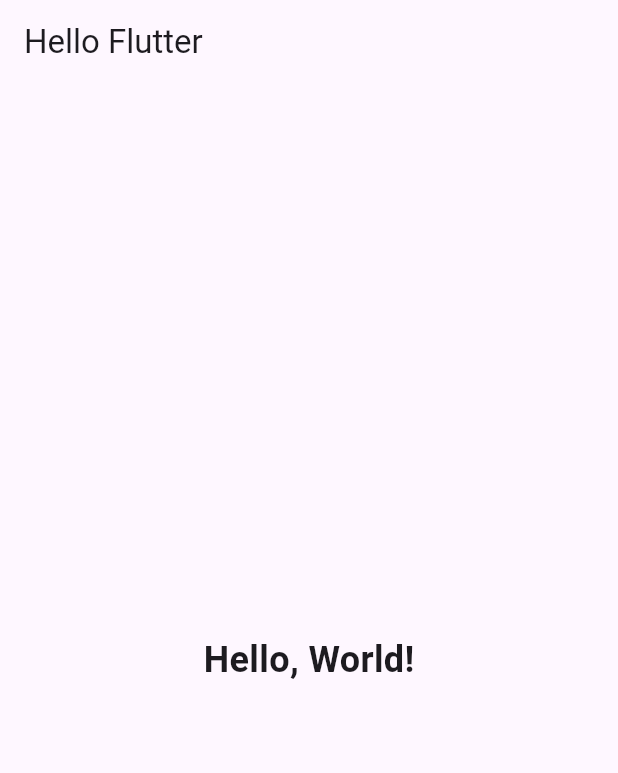
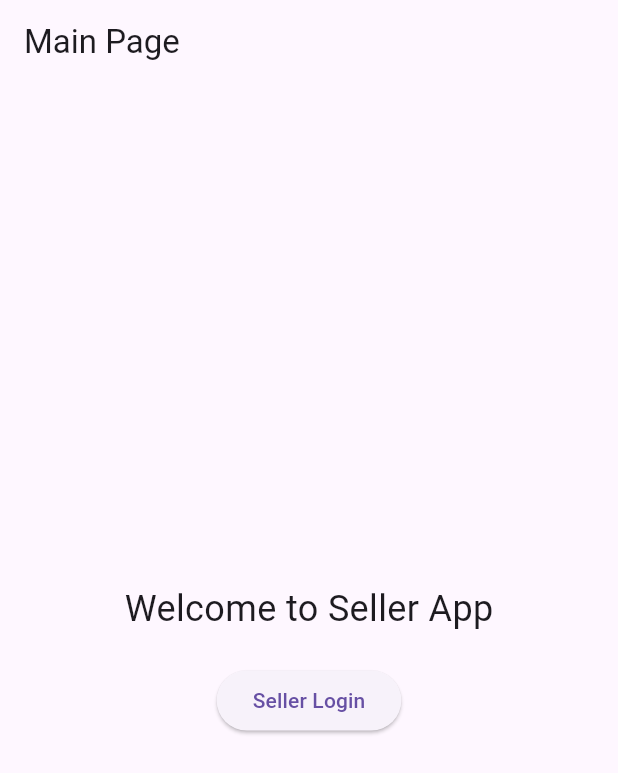
Before and after one commit to RuvindiWickramasinghe/HathiApp, a Flutter app: the screen it shows after launch, on a phone screen of 412 x 824 dp. Shown: the top 773 px of the screen. Run offline on Flutter 3.47's test engine with Material 3 defaults, Android fonts, the phone set to English and light mode, and no system bars.

Commit message:
create the structure of landing page and login of seller page

```diff
--- a/lib/main.dart
+++ b/lib/main.dart
@@ -1,4 +1,6 @@
 import 'package:flutter/material.dart';
+import 'seller_login.dart'; // Import the seller login page
+
 
 void main() {
   runApp(MyApp());
@@ -8,22 +10,42 @@ class MyApp extends StatelessWidget {
   @override
   Widget build(BuildContext context) {
     return MaterialApp(
-      title: 'Flutter Demo',
+      title: 'Seller App',
       theme: ThemeData(
         primarySwatch: Colors.blue,
       ),
-      home: Scaffold(
-        appBar: AppBar(
-          title: Text('Hello Flutter'),
-        ),
-        body: Center(
-          child: Text(
-            'Hello, World!',
-            style: TextStyle(
-              fontSize: 24,
-              fontWeight: FontWeight.bold,
+      home: MainPage(), // Set MainPage as the home page
+    );
+  }
+}
+
+class MainPage extends StatelessWidget {
+  @override
+  Widget build(BuildContext context) {
+    return Scaffold(
+      appBar: AppBar(
+        title: Text('Main Page'),
+      ),
+      body: Center(
+        child: Column(
+          mainAxisAlignment: MainAxisAlignment.center,
+          children: <Widget>[
+            Text(
+              'Welcome to Seller App',
+              style: TextStyle(fontSize: 24.0),
             ),
-          ),
+            SizedBox(height: 20.0),
+            ElevatedButton(
+              onPressed: () {
+                // Navigate to the seller login page
+                Navigator.push(
+                  context,
+                  MaterialPageRoute(builder: (context) => SellerLoginPage()),
+                );
+              },
+              child: Text('Seller Login'),
+            ),
+          ],
         ),
       ),
     );
```
Also changed, not shown: lib/seller_login.dart (added, +25 -0 lines).
